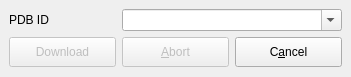
Above: source/VIEW/DIALOGS/downloadPDBFile.ui from BALL-Project/ball before the change. Below: the same form after it.
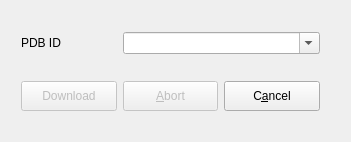
That is the form after the change.

```diff
--- a/source/VIEW/DIALOGS/downloadPDBFile.ui
+++ b/source/VIEW/DIALOGS/downloadPDBFile.ui
@@ -3,28 +3,31 @@
  <comment></comment>
  <exportmacro></exportmacro>
  <class>DownloadPDBFileData</class>
- <widget class="QDialog" name="DownloadPDBFileData" >
-  <property name="geometry" >
+ <widget class="QDialog" name="DownloadPDBFileData">
+  <property name="geometry">
    <rect>
     <x>0</x>
     <y>0</y>
     <width>351</width>
-    <height>77</height>
+    <height>142</height>
    </rect>
   </property>
   <property name="windowTitle" >
    <string>Download a structure file from www.rcsb.org</string>
   </property>
-  <layout class="QGridLayout" >
-   <property name="margin" >
-    <number>9</number>
+  <widget class="QWidget" name="">
+   <property name="geometry">
+    <rect>
+     <x>10</x>
+     <y>21</y>
+     <width>321</width>
+     <height>101</height>
+    </rect>
    </property>
-   <property name="spacing" >
-    <number>6</number>
-   </property>
-   <item row="0" column="0" >
-    <widget class="QLabel" name="textLabel1" >
-     <property name="text" >
+   <layout class="QGridLayout" name="gridLayout">
+    <item row="0" column="0">
+     <widget class="QLabel" name="textLabel1">
+      <property name="text">
       <string>PDB ID</string>
      </property>
      <property name="alignment" >
@@ -32,9 +35,9 @@
      </property>
     </widget>
    </item>
-   <item row="0" column="1" colspan="2" >
-    <widget class="QComboBox" name="pdbId" >
-     <property name="toolTip" >
+    <item row="0" column="1" colspan="2">
+     <widget class="QComboBox" name="pdbId">
+      <property name="toolTip">
       <string>Enter PDB ID</string>
      </property>
      <property name="editable" >
@@ -51,9 +54,16 @@
      </property>
     </widget>
    </item>
-   <item row="1" column="0" >
-    <widget class="QPushButton" name="download" >
-     <property name="enabled" >
+    <item row="1" column="0" colspan="3">
+     <widget class="QLabel" name="progress_label">
+      <property name="text">
+       <string/>
+      </property>
+     </widget>
+    </item>
+    <item row="2" column="0">
+     <widget class="QPushButton" name="download">
+      <property name="enabled">
       <bool>false</bool>
      </property>
      <property name="minimumSize" >
@@ -76,31 +86,9 @@
      </property>
     </widget>
    </item>
-   <item row="1" column="2" >
-    <widget class="QPushButton" name="buttonClose" >
-     <property name="minimumSize" >
-      <size>
-       <width>0</width>
-       <height>30</height>
-      </size>
-     </property>
-     <property name="toolTip" >
-      <string>Close window</string>
-     </property>
-     <property name="text" >
-      <string>C&amp;ancel</string>
-     </property>
-     <property name="shortcut" >
-      <string>Alt+A</string>
-     </property>
-     <property name="autoDefault" >
-      <bool>true</bool>
-     </property>
-    </widget>
-   </item>
-   <item row="1" column="1" >
-    <widget class="QPushButton" name="button_abort" >
-     <property name="enabled" >
+    <item row="2" column="1">
+     <widget class="QPushButton" name="button_abort">
+      <property name="enabled">
       <bool>false</bool>
      </property>
      <property name="minimumSize" >
@@ -118,15 +106,37 @@
      <property name="shortcut" >
       <string>Alt+A</string>
      </property>
-     <property name="autoDefault" >
+      <property name="autoDefault">
+       <bool>true</bool>
+      </property>
+     </widget>
+    </item>
+    <item row="2" column="2">
+     <widget class="QPushButton" name="buttonClose">
+      <property name="minimumSize">
+       <size>
+        <width>0</width>
+        <height>30</height>
+       </size>
+      </property>
+      <property name="toolTip">
+       <string>Close window</string>
+      </property>
+      <property name="text">
+       <string>C&amp;ancel</string>
+      </property>
+      <property name="shortcut">
+       <string>Alt+A</string>
+      </property>
+      <property name="autoDefault">
       <bool>true</bool>
      </property>
     </widget>
    </item>
   </layout>
  </widget>
- <layoutdefault spacing="6" margin="11" />
- <pixmapfunction></pixmapfunction>
+ </widget>
+ <layoutdefault spacing="6" margin="11"/>
  <tabstops>
   <tabstop>pdbId</tabstop>
   <tabstop>download</tabstop>
```
Left out of the diff: 38 changed lines with no effect on the pictures. Lines whose indentation alone changed are shown as unchanged.
